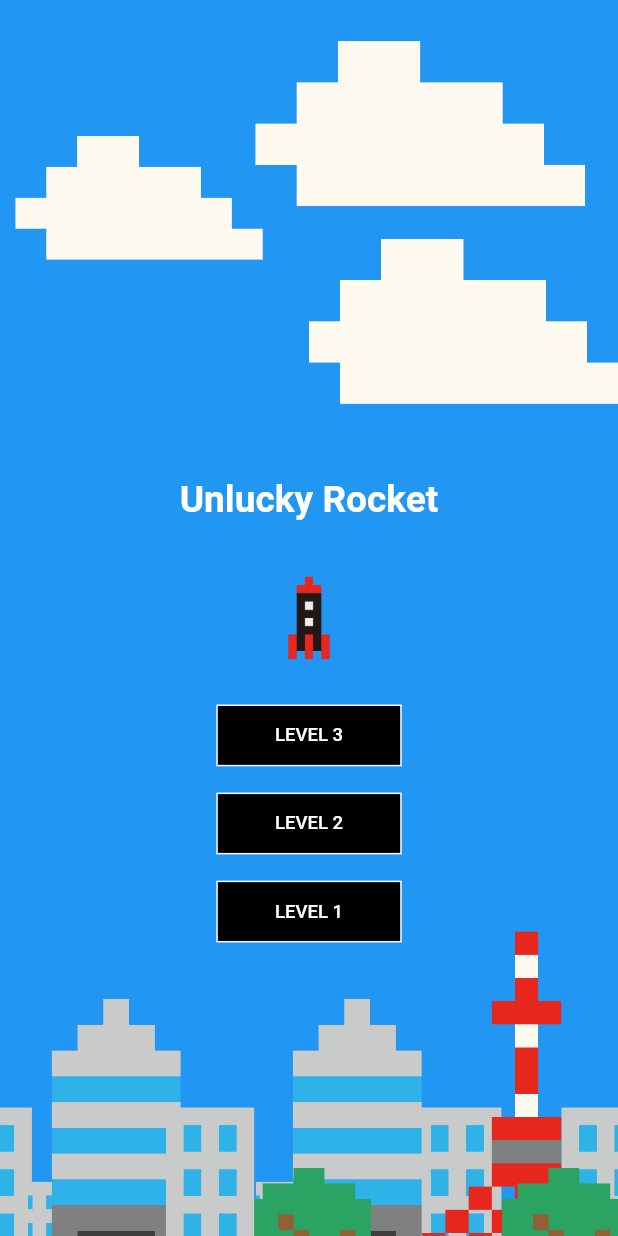
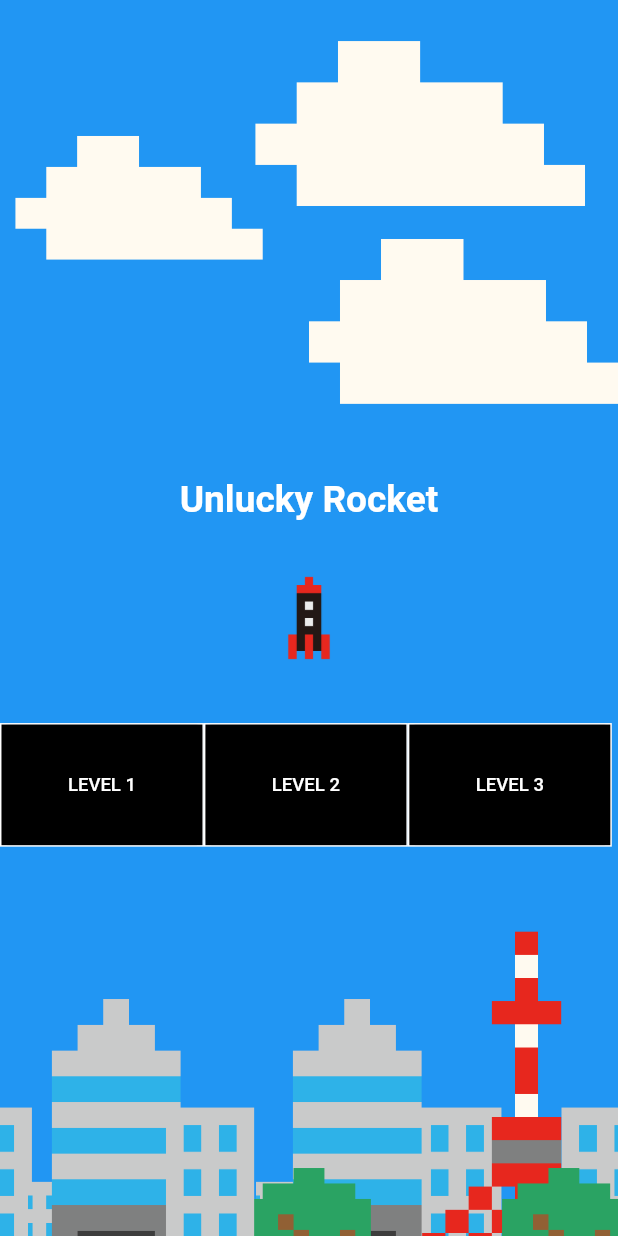
Before and after one commit to yuto90/new_rocket, a Flutter app: the screen it shows after launch, on a phone screen of 412 x 824 dp. Run offline on Flutter 3.47's test engine with Material 2 defaults, Android fonts, the light colour scheme and no system bars; drawn by our look-alikes of google_mobile_ads; our stand-ins replace flutter_dotenv; network calls fail.

Commit message:
レベルの自動生成

```diff
--- a/lib/mainpage_model.dart
+++ b/lib/mainpage_model.dart
@@ -11,6 +11,13 @@ class MainPageModel extends ChangeNotifier {
 
   /// 難易度
   double level = 1;
+
+  /// レベルとUFOの出現頻度のマッピング
+  Map mappingLevel = {
+    1: 7.0,
+    2: 5.0,
+    3: 2.0,
+  };
 
   /// ロケットのY座標
   double rocketYaxis = 0;
--- a/lib/mode/top.dart
+++ b/lib/mode/top.dart
@@ -1,9 +1,10 @@
 import 'package:flutter/material.dart';
+import 'package:new_rocket/mainpage_model.dart';
 import '../size_config.dart';
 
 class Top extends StatelessWidget {
-  final model;
-  Top({this.model});
+  MainPageModel model;
+  Top({required this.model});
 
   @override
   Widget build(BuildContext context) {
@@ -23,74 +24,36 @@ class Top extends StatelessWidget {
                 ),
               ),
               Align(
-                alignment: Alignment(0, 0.2),
+                alignment: Alignment(0, 0.3),
                 child: Container(
+                  height: SizeConfig.blockSizeVertical! * 10,
+                  width: double.infinity,
+                  child: ListView.builder(
+                    scrollDirection: Axis.horizontal,
+                    itemCount: model.mappingLevel.length,
+                    itemBuilder: (context, index) {
+                      return Container(
                         height: SizeConfig.blockSizeVertical! * 5,
-                  width: SizeConfig.blockSizeHorizontal! * 30,
+                        width: SizeConfig.blockSizeHorizontal! * 33,
                         decoration: BoxDecoration(
                           border: Border.all(color: Colors.white),
                           color: Colors.black,
                         ),
                         child: OutlinedButton(
                           onPressed: () {
-                      model.switchLevel(2.0);
+                            model.switchLevel(model.mappingLevel[index + 1]);
                             model.switchDisplay('ready');
                           },
                           child: Text(
-                      'LEVEL 3',
+                            'LEVEL ' + (index + 1).toString(),
                             style: TextStyle(
                               fontSize: SizeConfig.blockSizeVertical! * 1.5,
                               color: Colors.white,
                             ),
                           ),
                         ),
-                ),
-              ),
-              Align(
-                alignment: Alignment(0, 0.35),
-                child: Container(
-                  height: SizeConfig.blockSizeVertical! * 5,
-                  width: SizeConfig.blockSizeHorizontal! * 30,
-                  decoration: BoxDecoration(
-                    border: Border.all(color: Colors.white),
-                    color: Colors.black,
-                  ),
-                  child: OutlinedButton(
-                    onPressed: () {
-                      model.switchLevel(5.0);
-                      model.switchDisplay('ready');
+                      );
                     },
-                    child: Text(
-                      'LEVEL 2',
-                      style: TextStyle(
-                        fontSize: SizeConfig.blockSizeVertical! * 1.5,
-                        color: Colors.white,
-                      ),
-                    ),
-                  ),
-                ),
-              ),
-              Align(
-                alignment: Alignment(0, 0.5),
-                child: Container(
-                  height: SizeConfig.blockSizeVertical! * 5,
-                  width: SizeConfig.blockSizeHorizontal! * 30,
-                  decoration: BoxDecoration(
-                    border: Border.all(color: Colors.white),
-                    color: Colors.black,
-                  ),
-                  child: OutlinedButton(
-                    onPressed: () {
-                      model.switchLevel(7.0);
-                      model.switchDisplay('ready');
-                    },
-                    child: Text(
-                      'LEVEL 1',
-                      style: TextStyle(
-                        fontSize: SizeConfig.blockSizeVertical! * 1.5,
-                        color: Colors.white,
-                      ),
-                    ),
                   ),
                 ),
               ),
```
Lines whose indentation alone changed are shown as unchanged.
